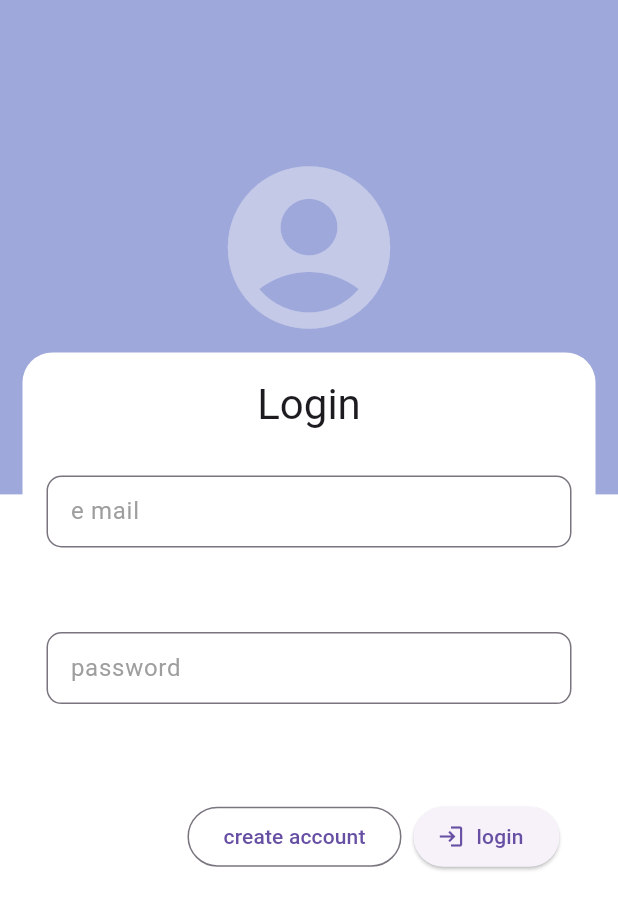
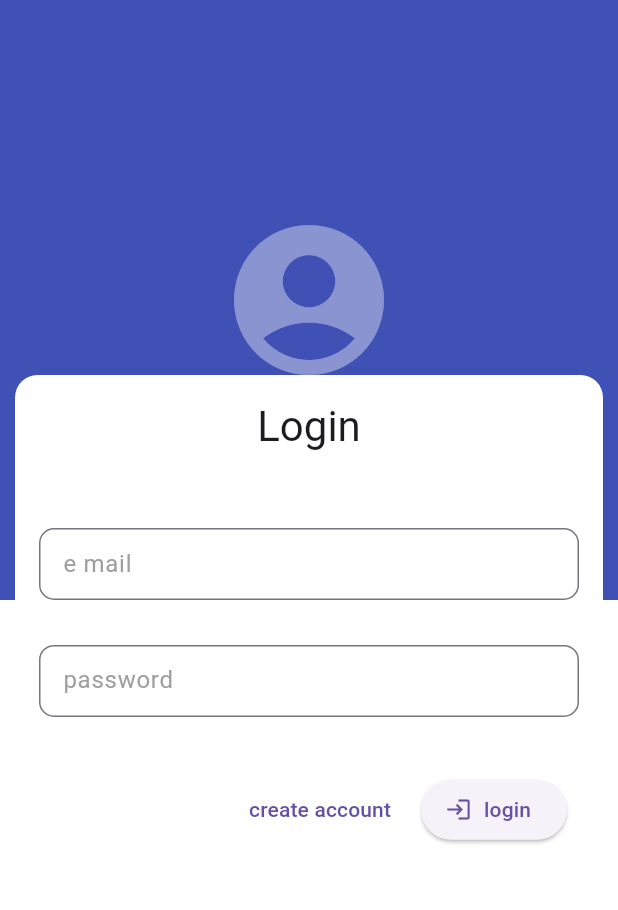
Before and after one commit to MauroMontan/shop-app, a Flutter app: the screen it shows after launch, on a phone screen of 412 x 824 dp. Shown: the top 910 px of the screen. Run offline on Flutter 3.47's test engine with Material 2 defaults, Android fonts, the phone set to English and light mode, and no system bars.

Commit message:
edit form created

```diff
--- a/lib/Themes/theme.dart
+++ b/lib/Themes/theme.dart
@@ -3,7 +3,7 @@ import 'package:flutter/material.dart';
 class AppTheme {
   static ThemeData themeData() => ThemeData(
         useMaterial3: true,
-        scaffoldBackgroundColor: Colors.white70,
-        primarySwatch: Colors.indigo,
+        scaffoldBackgroundColor: Colors.white,
+        primarySwatch: Colors.amber,
       );
 }
--- a/lib/main.dart
+++ b/lib/main.dart
@@ -1,8 +1,26 @@
 import 'package:flutter/material.dart';
+import 'package:provider/provider.dart';
 import 'package:shop_app/Themes/theme.dart';
 import 'package:shop_app/router/router.dart';
+import 'package:shop_app/services/product_service.dart';
 
-void main() => runApp(const MyApp());
+void main() => runApp(const AppState());
+
+class AppState extends StatelessWidget {
+  const AppState({super.key});
+
+  @override
+  Widget build(BuildContext context) {
+    return MultiProvider(
+      providers: [
+        ChangeNotifierProvider(
+          create: (context) => ProductService(),
+        )
+      ],
+      child: const MyApp(),
+    );
+  }
+}
 
 class MyApp extends StatelessWidget {
   const MyApp({Key? key}) : super(key: key);
--- /dev/null
+++ b/lib/models/product.dart
@@ -0,0 +1,45 @@
+// To parse this JSON data, do
+//
+//     final welcome = welcomeFromMap(jsonString);
+
+import 'dart:convert';
+
+class Product {
+  Product(
+      {required this.available,
+      required this.name,
+      this.picture,
+      required this.price,
+      this.id});
+
+  bool available;
+  String name;
+  String? picture;
+  double price;
+  String? id;
+
+  factory Product.fromJson(String str) => Product.fromMap(json.decode(str));
+
+  String toJson() => json.encode(toMap());
+
+  factory Product.fromMap(Map<String, dynamic> json) => Product(
+        available: json["available"],
+        name: json["name"],
+        picture: json["picture"],
+        price: json["price"]?.toDouble(),
+      );
+
+  Map<String, dynamic> toMap() => {
+        "available": available,
+        "name": name,
+        "picture": picture,
+        "price": price,
+      };
+
+  Product copy() => Product(
+        available: available,
+        name: name,
+        price: price,
+        picture: picture,
+      );
+}
--- /dev/null
+++ b/lib/providers/login_form_provider.dart
@@ -0,0 +1,19 @@
+import 'package:flutter/material.dart';
+
+class LoginFormProvider extends ChangeNotifier {
+  GlobalKey<FormState> formKey = GlobalKey();
+  String email = "";
+  String password = "";
+  bool _isLoading = false;
+
+  bool get isLoading => _isLoading;
+
+  set isLoading(bool value) {
+    _isLoading = value;
+    notifyListeners();
+  }
+
+  bool isValidForm() {
+    return formKey.currentState?.validate() ?? false;
+  }
+}
--- a/lib/router/router.dart
+++ b/lib/router/router.dart
@@ -1,4 +1,5 @@
 import 'package:flutter/material.dart' show BuildContext, Widget;
+import 'package:shop_app/views/home.dart';
 import 'package:shop_app/views/views.dart';
 
 class AppRouter {
@@ -6,5 +7,7 @@ class AppRouter {
 
   static Map<String, Widget Function(BuildContext)> routes = {
     LoginView.routeName: (_) => const LoginView(),
+    HomeView.routeName: (_) => const HomeView(),
+    EditProductFormView.routeName: (_) => const EditProductFormView()
   };
 }
--- /dev/null
+++ b/lib/services/product_service.dart
@@ -0,0 +1,37 @@
+import 'dart:convert';
+
+import 'package:flutter/material.dart';
+import 'package:shop_app/models/product.dart';
+import 'package:http/http.dart' as http;
+
+class ProductService extends ChangeNotifier {
+  bool isLoading = true;
+
+  final String _baseUrl = "flutter-varios-11412-default-rtdb.firebaseio.com";
+
+  ProductService() {
+    loadProducs();
+  }
+  List<Product> products = [];
+  late Product selectedproduct;
+
+  Future<List<Product>> loadProducs() async {
+    isLoading = true;
+    notifyListeners();
+    final url = Uri.https(_baseUrl, "products.json");
+    final resp = await http.get(url);
+
+    Map<String, dynamic> data = json.decode(resp.body);
+
+    data.forEach((k, v) {
+      final tempProduct = Product.fromMap(v);
+      tempProduct.id = k;
+      products.add(tempProduct);
+    });
+
+    isLoading = false;
+    notifyListeners();
+
+    return products;
+  }
+}
--- a/lib/views/login_view.dart
+++ b/lib/views/login_view.dart
@@ -1,4 +1,6 @@
 import 'package:flutter/material.dart';
+import 'package:provider/provider.dart';
+import 'package:shop_app/providers/login_form_provider.dart';
 import 'package:shop_app/widgets/login_form.dart';
 import "package:shop_app/widgets/widgets.dart" show LoginBackground;
 
@@ -12,7 +14,13 @@ class LoginView extends StatelessWidget {
       body: LoginBackground(
           child: SingleChildScrollView(
         child: Column(
-          children: const [SizedBox(height: 220), LoginForm()],
+          children: [
+            const SizedBox(height: 240),
+            ChangeNotifierProvider(
+              create: (_) => LoginFormProvider(),
+              child: const LoginForm(),
+            ),
+          ],
         ),
       )),
     );
--- a/lib/views/views.dart
+++ b/lib/views/views.dart
@@ -1 +1,2 @@
 export "login_view.dart";
+export 'prduct_form.dart';
--- a/lib/widgets/login_background.dart
+++ b/lib/widgets/login_background.dart
@@ -7,7 +7,7 @@ class LoginBackground extends StatelessWidget {
 
   @override
   Widget build(BuildContext context) {
-    return Stack(children: [const BottomContainer(), const Banner(), child]);
+    return Stack(children: [const Banner(), child]);
   }
 }
 
@@ -16,16 +16,15 @@ class Banner extends StatelessWidget {
 
   @override
   Widget build(BuildContext context) {
-    final size = MediaQuery.of(context).size.height;
     const icon = Icon(
       Icons.account_circle_sharp,
-      size: 130,
+      size: 120,
       color: Colors.white38,
     );
     return Container(
-      height: size * 0.4,
+      height: 400,
       width: double.infinity,
-      color: Colors.indigo[200],
+      color: Colors.indigo,
       child: icon,
     );
   }
--- a/lib/widgets/login_form.dart
+++ b/lib/widgets/login_form.dart
@@ -1,5 +1,8 @@
 import 'package:flutter/material.dart';
+import 'package:provider/provider.dart';
 import 'package:shop_app/helpers/helpers.dart';
+import 'package:shop_app/providers/login_form_provider.dart';
+import 'package:shop_app/views/home.dart';
 import 'package:shop_app/widget_style/widget_style.dart';
 
 class LoginForm extends StatelessWidget {
@@ -9,36 +12,42 @@ class LoginForm extends StatelessWidget {
   Widget build(BuildContext context) {
     final size = MediaQuery.of(context).size;
 
+    final loginForm = Provider.of<LoginFormProvider>(context);
+
     return FormContainer(
       size: size,
       child: Column(
         children: [
           Text(
             "Login",
-            style: Theme.of(context).textTheme.headline4,
+            style: Theme.of(context).textTheme.headlineMedium,
           ),
           const SizedBox(
-            height: 30,
+            height: 50,
           ),
           Expanded(
             child: Form(
+                key: loginForm.formKey,
                 autovalidateMode: AutovalidateMode.onUserInteraction,
                 child: Column(
                   mainAxisAlignment: MainAxisAlignment.spaceBetween,
                   children: [
                     TextFormField(
+                      autocorrect: false,
                       keyboardType: TextInputType.emailAddress,
                       decoration: WidgetStyle.inputDecoration(
                           label: "e mail", hint: "type your email"),
                       validator: (value) => Validator.email(value),
+                      onChanged: (value) => loginForm.email = value,
                     ),
                     TextFormField(
                       obscureText: true,
                       decoration: WidgetStyle.inputDecoration(
                           label: "password", hint: "type your password"),
                       validator: (value) => Validator.password(value),
+                      onChanged: (value) => loginForm.password = value,
                     ),
-                    const FormButtonBar()
+                    FormButtonBar(provider: loginForm)
                   ],
                 )),
           )
@@ -49,19 +58,37 @@ class LoginForm extends StatelessWidget {
 }
 
 class FormButtonBar extends StatelessWidget {
+  final LoginFormProvider provider;
   const FormButtonBar({
     Key? key,
+    required this.provider,
   }) : super(key: key);
 
   @override
   Widget build(BuildContext context) {
     return ButtonBar(
       children: [
-        OutlinedButton(onPressed: () {}, child: const Text("create account")),
+        TextButton(
+          onPressed: () {},
+          child: const Text("create account"),
+        ),
         ElevatedButton.icon(
-          onPressed: () {},
+          onPressed: provider.isLoading
+              ? null
+              : () async {
+                  if (!provider.isValidForm()) return;
+                  FocusScope.of(context).unfocus();
+                  provider.isLoading = true;
+
+                  await Future.delayed(const Duration(seconds: 2))
+                      .then((value) {
+                    provider.isLoading = false;
+
+                    Navigator.pushReplacementNamed(context, HomeView.routeName);
+                  });
+                },
           icon: const Icon(Icons.login),
-          label: const Text("login"),
+          label: Text(provider.isLoading ? "loading" : "login"),
         ),
       ],
     );
@@ -77,10 +104,10 @@ class FormContainer extends StatelessWidget {
   @override
   Widget build(BuildContext context) {
     return Container(
-      margin: const EdgeInsets.all(15),
+      margin: const EdgeInsets.all(10),
       decoration: BoxDecoration(
-          color: Colors.white, borderRadius: BorderRadius.circular(20)),
-      height: size.height * 0.45,
+          color: Colors.white, borderRadius: BorderRadius.circular(15)),
+      height: size.height * 0.41,
       width: double.infinity,
       child: Padding(padding: const EdgeInsets.all(16), child: child),
     );
--- a/lib/widgets/widgets.dart
+++ b/lib/widgets/widgets.dart
@@ -1 +1,2 @@
 export 'login_background.dart';
+export "product_card.dart";
```
Also changed, not shown: lib/views/home.dart (added, +39 -0 lines), lib/views/prduct_form.dart (added, +130 -0 lines), lib/widgets/product_card.dart (added, +156 -0 lines), pubspec.yaml (+31 -44 lines), assets/jar-loading.gif (added), assets/no-image.png (added), pubspec.lock, 4 other files.
